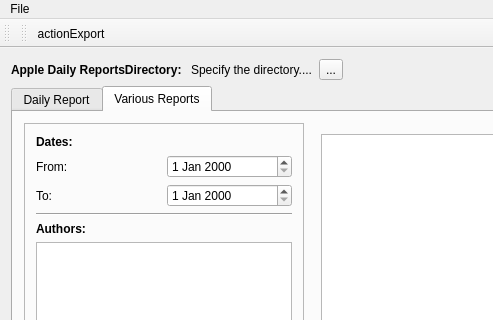
The window that mainwindow.ui (michalis-git/SalesReportManager) describes before a commit, drawn with Qt 5; both pictures show x 0 to 493 and y 0 to 320 of the 1329 by 747 pixel window.
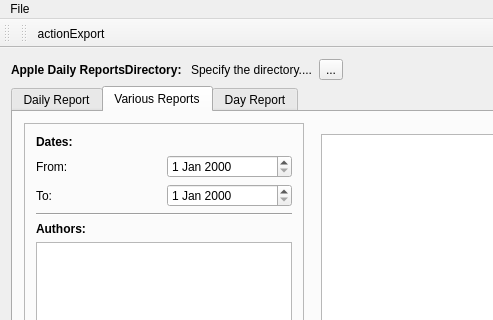
The same window after the commit. The open tabs and pages were chosen to show the change. Icons and pictures are not drawn.

```diff
--- a/mainwindow.ui
+++ b/mainwindow.ui
@@ -348,6 +348,11 @@
         </item>
        </layout>
       </widget>
+      <widget class="QWidget" name="dayReportTab">
+       <attribute name="title">
+        <string>Day Report</string>
+       </attribute>
+      </widget>
      </widget>
     </item>
     <item row="0" column="0">
```
Left out of the diff: 2 changed lines with no effect on the pictures.
